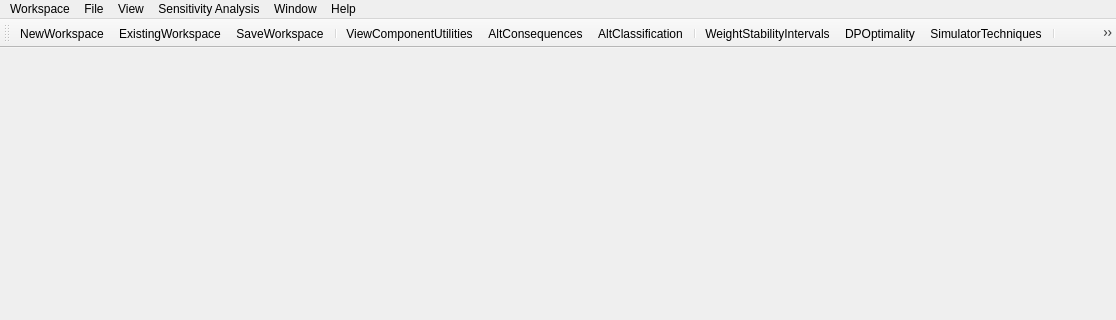
Before: the Qt Designer form guiGMAA.ui in javilopez27/GMAA, drawn with Qt 5; both pictures show x 0 to 1116 and y 0 to 320 of the 1116 by 874 pixel window.
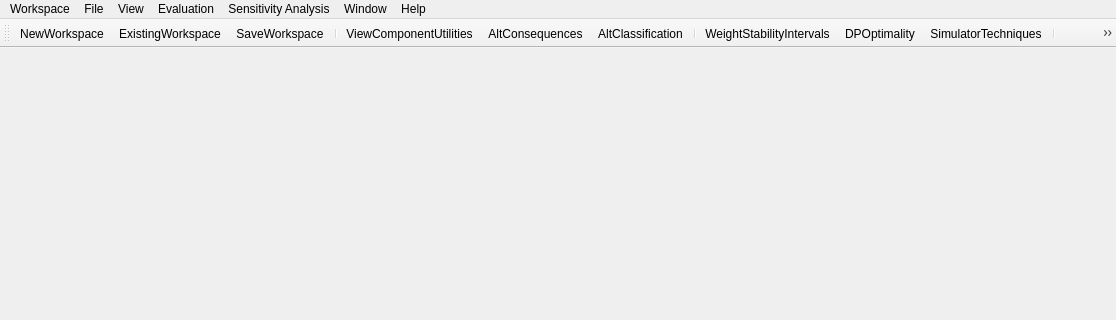
After: the same form once the commit is applied. Icons and pictures are not drawn.

```diff
--- a/guiGMAA.ui
+++ b/guiGMAA.ui
@@ -88,9 +88,15 @@
     <addaction name="separator"/>
     <addaction name="actionLogOut"/>
    </widget>
+   <widget class="QMenu" name="menuEvaluation">
+    <property name="title">
+     <string>Evaluation</string>
+    </property>
+   </widget>
    <addaction name="menuWorkspace"/>
    <addaction name="menuFile"/>
    <addaction name="menuView"/>
+   <addaction name="menuEvaluation"/>
    <addaction name="menuSensitivity"/>
    <addaction name="menuWindow"/>
    <addaction name="menuHelp"/>
```
